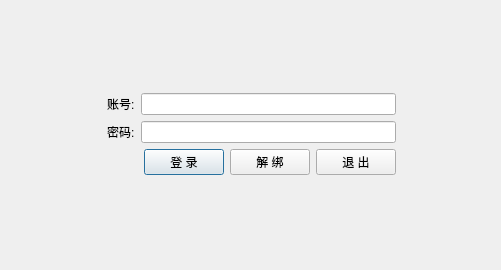
Qt form ui/wnd_client_login.ui (decenfrontier/PyNetAuth) before a commit.
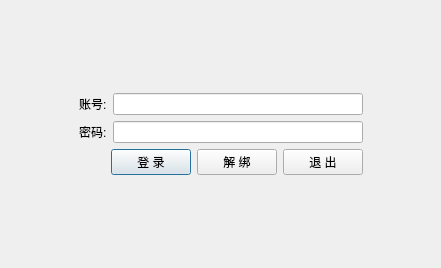
The same form after that commit.

Diff of the .ui file:
```diff
--- a/ui/wnd_client_login.ui
+++ b/ui/wnd_client_login.ui
@@ -6,8 +6,8 @@
    <rect>
     <x>0</x>
     <y>0</y>
-    <width>501</width>
-    <height>270</height>
+    <width>441</width>
+    <height>268</height>
    </rect>
   </property>
   <property name="windowTitle">
@@ -24,7 +24,7 @@
     <rect>
      <x>0</x>
      <y>0</y>
-     <width>502</width>
+     <width>441</width>
      <height>268</height>
     </rect>
    </property>
```
